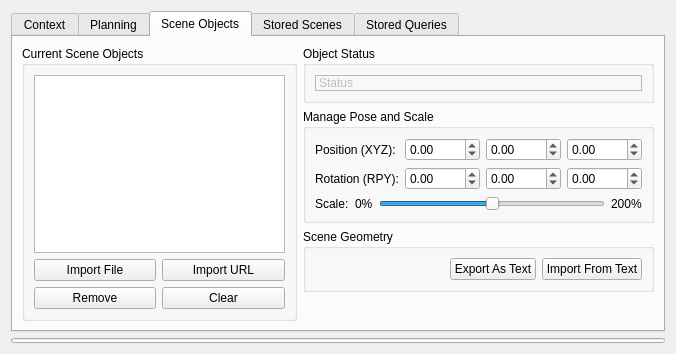
This is visualization/motion_planning_rviz_plugin/src/ui/motion_planning_rviz_plugin_frame.ui in moveit/moveit as Qt 5 draws it before an edit. The edited form follows.
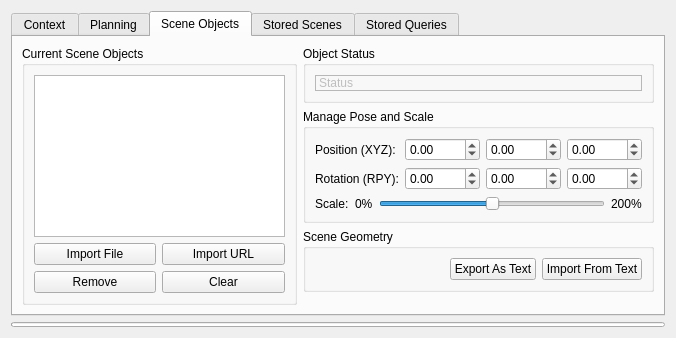
This is the edited form. The open tabs and pages were chosen to show the change.

Diff of the .ui file:
```diff
--- a/visualization/motion_planning_rviz_plugin/src/ui/motion_planning_rviz_plugin_frame.ui
+++ b/visualization/motion_planning_rviz_plugin/src/ui/motion_planning_rviz_plugin_frame.ui
@@ -7,7 +7,7 @@
     <x>0</x>
     <y>0</y>
     <width>676</width>
-    <height>354</height>
+    <height>338</height>
    </rect>
   </property>
   <property name="windowTitle">
@@ -696,7 +696,7 @@
         </widget>
        </item>
        <item row="2" column="1">
-        <widget class="QGroupBox" name="groupBox">
+        <widget class="QGroupBox" name="">
          <property name="title">
           <string>Scene Geometry</string>
          </property>
```
